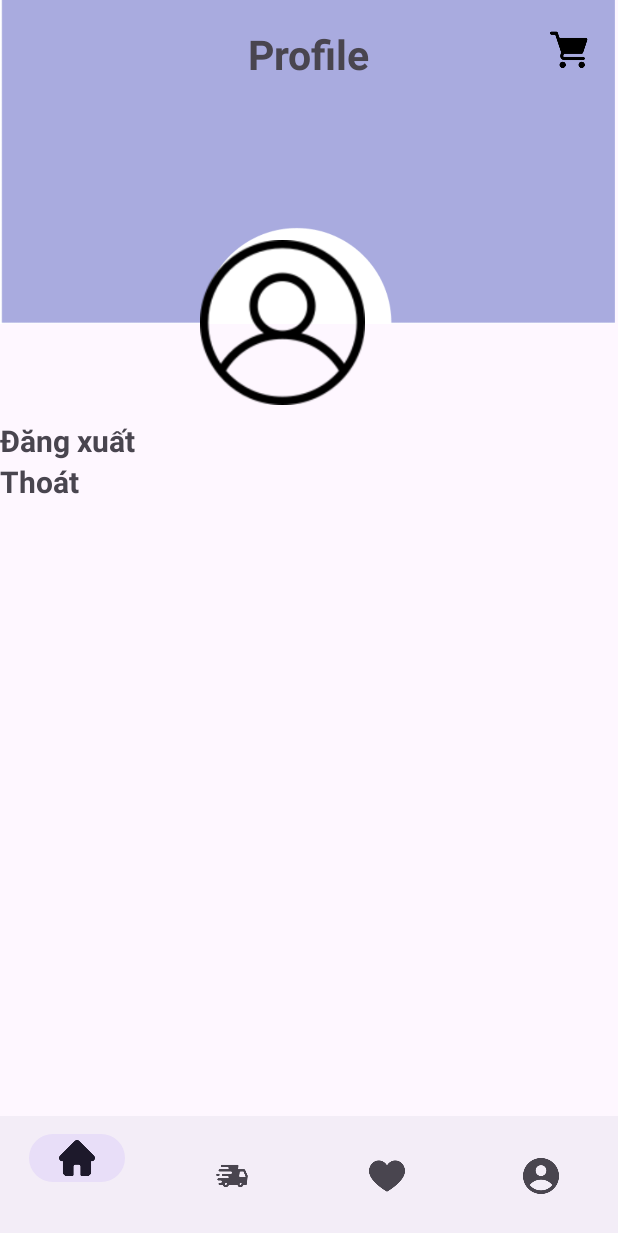
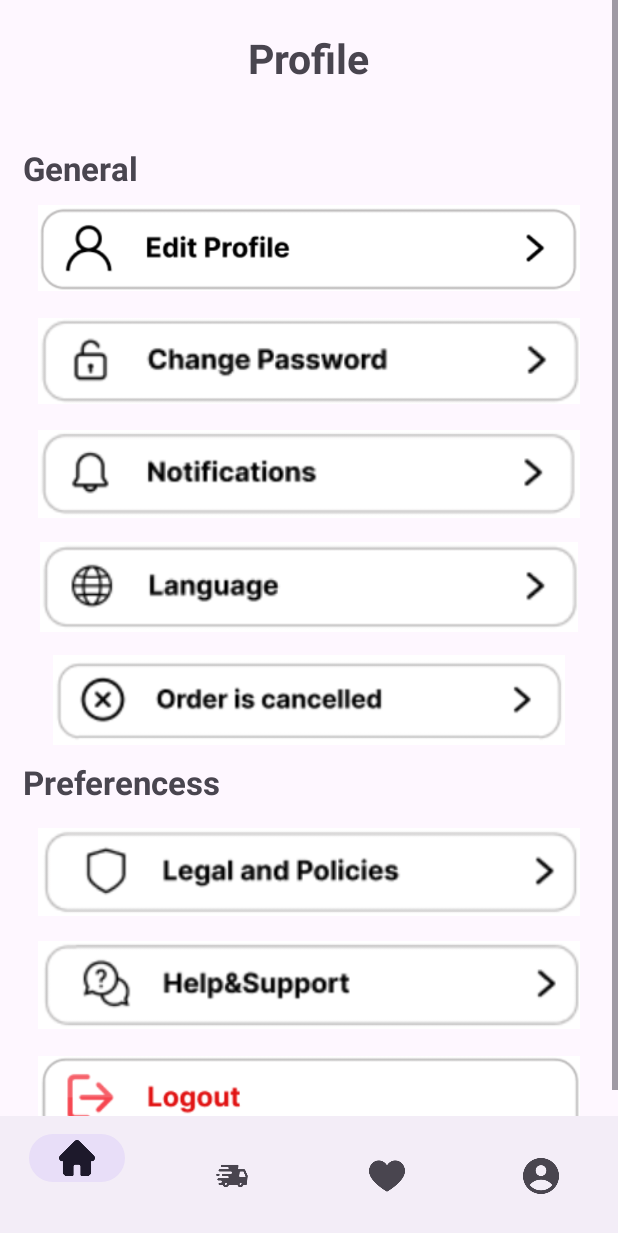
Before and after one commit to gnudnav/duan1, an Android app: the fragment Person_Fragment placed in its activity, on a phone screen of 412 x 824 dp. Shown: the top 1233 px of the screen. Run offline under Robolectric (Android 15) with nearby library versions, the phone set to English and light mode, and no system bars.

Commit message:
1222223345679

```diff
--- a/app/src/main/java/com/example/duan/fragment/Person_Fragment.java
+++ b/app/src/main/java/com/example/duan/fragment/Person_Fragment.java
@@ -5,6 +5,7 @@ import android.os.Bundle;
 import android.view.LayoutInflater;
 import android.view.View;
 import android.view.ViewGroup;
+import android.widget.ImageView;
 import android.widget.TextView;
 
 import androidx.annotation.NonNull;
@@ -12,25 +13,32 @@ import androidx.annotation.Nullable;
 import androidx.fragment.app.Fragment;
 
 import com.example.duan.R;
+import com.example.duan.activity.Activity_Cancel;
 import com.example.duan.activity.Welcome1Activity;
 
 public class Person_Fragment extends Fragment {
+    private ImageView profile,changed_password,notification,language,cancel,hegalndpolicies,helpsupport,logout;
     @Nullable
     @Override
     public View onCreateView(@NonNull LayoutInflater inflater, @Nullable ViewGroup container, @Nullable Bundle savedInstanceState) {
         View view=inflater.inflate(R.layout.fragment_person,container,false);
-        TextView dangxuat=view.findViewById(R.id.txtdangxuat);
-        TextView thoat=view.findViewById(R.id.txtdangxuat);
-        dangxuat.setOnClickListener(new View.OnClickListener() {
+        profile=view.findViewById(R.id.profile);
+        changed_password=view.findViewById(R.id.changed_password);
+        notification=view.findViewById(R.id.notification);
+        language=view.findViewById(R.id.language);
+        cancel=view.findViewById(R.id.cancel);
+        helpsupport=view.findViewById(R.id.helpsupport);
+        hegalndpolicies=view.findViewById(R.id.Helpandpolicies);
+        logout=view.findViewById(R.id.logout);
+
+        cancel.setOnClickListener(new View.OnClickListener() {
             @Override
             public void onClick(View view) {
+                startActivity(new Intent(getActivity(), Activity_Cancel.class));
             }
         });
-        thoat.setOnClickListener(new View.OnClickListener() {
-            @Override
-            public void onClick(View view) {
-            }
-        });
+
+
         return view;
     }
 }
--- a/app/src/main/res/layout/fragment_person.xml
+++ b/app/src/main/res/layout/fragment_person.xml
@@ -4,32 +4,10 @@
     android:layout_height="match_parent">
     <RelativeLayout
         android:layout_width="match_parent"
-        android:layout_height="wrap_content">
-        <ImageView
-            android:layout_marginTop="-10dp"
-            android:id="@+id/img_backgroud"
-            android:layout_width="700dp"
-            android:layout_height="226dp"
-            android:layout_marginLeft="-17dp"
-            android:layout_marginRight="-15dp"
-            android:src="@drawable/img_backgroud"/>
-        <ImageView
-            android:id="@+id/img_person"
-            android:layout_width="110dp"
-            android:layout_height="130dp"
-            android:src="@drawable/ic_person"
-            android:layout_marginLeft="133dp"
-            android:layout_marginTop="150dp"/>
-
-        <ImageView
+        android:layout_height="wrap_content"
+        android:layout_marginHorizontal="15dp">
+        <TextView
             android:layout_marginTop="20dp"
-            android:layout_alignParentEnd="true"
-            android:layout_marginRight="20dp"
-            android:layout_width="25dp"
-            android:layout_height="25dp"
-            android:src="@drawable/ic_cart"/>
-        <TextView
-            android:layout_marginTop="17dp"
             android:id="@+id/tenn"
             android:layout_width="wrap_content"
             android:layout_height="wrap_content"
@@ -38,22 +16,110 @@
             android:textStyle="bold"
             android:layout_centerHorizontal="true"/>
         <TextView
-            android:id="@+id/txtdangxuat"
+            android:layout_marginTop="40dp"
             android:layout_width="wrap_content"
             android:layout_height="wrap_content"
-            android:text="Đăng xuất"
+            android:text="General"
             android:textStyle="bold"
-            android:textSize="20dp"
-            android:layout_below="@id/img_person"/>
+            android:textSize="22dp"
+            android:layout_below="@id/tenn"/>
+        <ImageView
+            android:id="@+id/profile"
+            android:layout_marginHorizontal="10dp"
+            android:layout_marginTop="135dp"
+            android:layout_width="match_parent"
+            android:layout_height="60dp"
+            android:src="@drawable/img_edit_profile"/>
+        <ImageView
+            android:layout_marginLeft="12dp"
+            android:id="@+id/changed_password"
+            android:layout_marginTop="15dp"
+            android:layout_below="@id/profile"
+            android:layout_width="match_parent"
+            android:layout_height="60dp"
+            android:layout_marginHorizontal="10dp"
+            android:src="@drawable/img_changed_password"/>
+
+        <ImageView
+            android:id="@+id/notification"
+            android:layout_width="match_parent"
+            android:layout_height="60dp"
+            android:layout_below="@id/changed_password"
+            android:layout_centerHorizontal="true"
+            android:layout_marginHorizontal="10dp"
+            android:layout_marginTop="15dp"
+            android:src="@drawable/img_notications"/>
+        <ImageView
+            android:id="@+id/language"
+            android:layout_width="match_parent"
+            android:layout_height="60dp"
+            android:layout_below="@id/notification"
+            android:layout_centerHorizontal="true"
+            android:layout_marginHorizontal="10dp"
+            android:layout_marginTop="15dp"
+            android:src="@drawable/img_language"/>
+        <ImageView
+            android:id="@+id/cancel"
+            android:layout_width="match_parent"
+            android:layout_height="60dp"
+            android:layout_below="@id/language"
+            android:layout_centerHorizontal="true"
+            android:layout_marginHorizontal="10dp"
+            android:layout_marginTop="15dp"
+            android:src="@drawable/img_cancel"/>
+
         <TextView
-            android:id="@+id/txtthoat"
+            android:id="@+id/hhh"
+            android:layout_marginTop="10dp"
             android:layout_width="wrap_content"
             android:layout_height="wrap_content"
-            android:text="Thoát"
+            android:text="Preferencess"
             android:textStyle="bold"
-            android:textSize="20dp"
-            android:layout_below="@id/txtdangxuat"/>
+            android:textSize="22dp"
+            android:layout_below="@id/cancel"/>
+        <ImageView
+            android:id="@+id/Helpandpolicies"
+            android:layout_width="match_parent"
+            android:layout_height="60dp"
+            android:layout_below="@id/hhh"
+            android:layout_centerHorizontal="true"
+            android:layout_marginHorizontal="10dp"
+            android:layout_marginTop="15dp"
+            android:src="@drawable/img_legal_and_policies"/>
+        <ImageView
+            android:id="@+id/helpsupport"
+            android:layout_width="match_parent"
+            android:layout_height="60dp"
+            android:layout_below="@id/Helpandpolicies"
+            android:layout_centerHorizontal="true"
+            android:layout_marginHorizontal="10dp"
+            android:layout_marginTop="15dp"
+            android:src="@drawable/img_help_support"/>
+
+        <ImageView
+            android:id="@+id/logout"
+            android:layout_width="match_parent"
+            android:layout_height="60dp"
+            android:layout_below="@id/helpsupport"
+            android:layout_centerHorizontal="true"
+            android:layout_marginHorizontal="10dp"
+            android:layout_marginTop="15dp"
+            android:src="@drawable/img_logout"/>
+
     </RelativeLayout>
-
-
 </ScrollView>
+<!--<ImageView-->
+<!--android:layout_marginTop="-10dp"-->
+<!--android:id="@+id/img_backgroud"-->
+<!--android:layout_width="700dp"-->
+<!--android:layout_height="226dp"-->
+<!--android:layout_marginLeft="-17dp"-->
+<!--android:layout_marginRight="-15dp"-->
+<!--android:src="@drawable/img_backgroud"/>-->
+<!--<ImageView-->
+<!--android:id="@+id/img_person"-->
+<!--android:layout_width="110dp"-->
+<!--android:layout_height="130dp"-->
+<!--android:src="@drawable/ic_person"-->
+<!--android:layout_marginLeft="133dp"-->
+<!--android:layout_marginTop="150dp"/>-->
```
Also changed, not shown: app/src/main/AndroidManifest.xml (+7 -0 lines), app/src/main/java/com/example/duan/activity/Activity_Cancel.java (added, +35 -0 lines), app/src/main/java/com/example/duan/dao/MyOrderDao.java (+16 -0 lines), app/src/main/res/layout/activity_cancel.xml (added, +34 -0 lines), app/src/main/res/drawable/img_cancel.png (added), app/src/main/res/drawable/img_changed_password.png (added), app/src/main/res/drawable/img_edit_profile.png (added), app/src/main/res/drawable/img_help_support.png (added), app/src/main/res/drawable/img_language.png (added), app/src/main/res/drawable/img_legal_and_policies.png (added), app/src/main/res/drawable/img_logout.png (added), app/src/main/res/drawable/img_notications.png (added).
